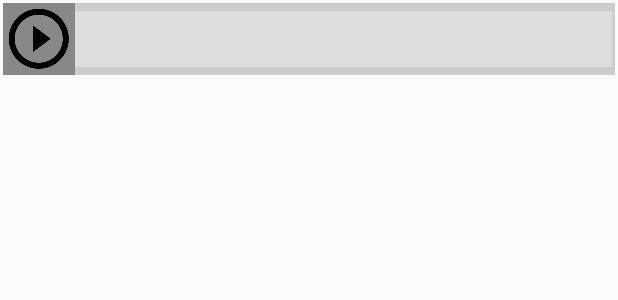
After one commit to CS307-Team10/SoundBites, an Android app: the layout view_audio_track.xml on its own in the app's theme, with its tools: preview values and no code run, on a phone screen of 412 x 824 dp. The commit adds this screen. Shown: the top 300 px of the screen. Run offline under Robolectric (Android 15) with nearby library versions, the phone set to English and light mode, and no system bars.

Commit message:
AudioTrackView almost done
This commit also has a somewhat functional UI, need to poll sound amplitude and send to the view. There's still a bunch of TODOs

```diff
--- /dev/null
+++ b/app/src/main/java/com/soundbytes/AudioTrackMeterView.java
@@ -0,0 +1,82 @@
+package com.soundbytes;
+
+import android.content.Context;
+import android.graphics.Canvas;
+import android.graphics.Paint;
+import android.graphics.Point;
+import android.util.AttributeSet;
+import android.widget.LinearLayout;
+
+import java.util.Iterator;
+import java.util.LinkedList;
+
+/**
+ * Created by Olumide on 10/4/2015.
+ */
+public class AudioTrackMeterView extends LinearLayout{
+    private LinkedList<Point> amplitudeList;
+    private Paint paint;
+    private int stepSize = 0;
+    private int viewHeight = 0;
+
+    public AudioTrackMeterView(Context c){
+        super(c);
+        init();
+    }
+
+    public AudioTrackMeterView(Context c, AttributeSet attributeSet){
+        super(c, attributeSet);
+        init();
+    }
+
+    public AudioTrackMeterView(Context context, AttributeSet attr, int defStyle){
+        super(context, attr, defStyle);
+        init();
+    }
+
+    private void init(){
+        amplitudeList = new LinkedList<>();
+        paint = new Paint();
+    }
+
+
+    @Override
+    public void onDraw(Canvas canvas){
+        //FYI it updates every 10ms
+        super.onDraw(canvas);
+        if(amplitudeList.size() == 0)
+            return;
+        Iterator<Point> it = amplitudeList.iterator();
+        Point previousPoint = it.next();
+        Point currentPoint;
+        while(it.hasNext()){
+            currentPoint = it.next();
+            //draw line from previous point to current point
+            canvas.drawLine(previousPoint.x*stepSize, previousPoint.y,
+                    currentPoint.x*stepSize, currentPoint.y, paint);
+        }
+    }
+
+    @Override
+    public void onSizeChanged (int w, int h, int oldw, int oldh){
+        super.onSizeChanged(w,h,oldw,oldh);
+        int maxLen = 6; //as in 6 seconds
+        float timeInc = 0.01f; //As in updated every 10ms
+        stepSize = (int)((w - getPaddingRight() - getPaddingLeft())/(maxLen/timeInc));
+        viewHeight = h - getPaddingBottom() - getPaddingTop() - 8;//8 just cause
+    }
+
+    public void updateRecordPreview(int amplitude){
+        //scale amplitude to view height - padding
+        // According to http://stackoverflow.com/a/13683201/2057884 the max is Short.MAX_VALUE
+        int scaledAmplitude = (amplitude * viewHeight)/ Short.MAX_VALUE;
+
+        final int step = 1; //Just make it one then multiply in onDraw since it can change
+        int xValue = 0;
+        if(amplitudeList.size() != 0){
+            xValue = amplitudeList.getLast().x + step;
+        }
+        amplitudeList.add(new Point(xValue, scaledAmplitude));
+        invalidate();
+    }
+}
--- a/app/src/main/java/com/soundbytes/MainActivity.java
+++ b/app/src/main/java/com/soundbytes/MainActivity.java
@@ -120,6 +120,8 @@ public class MainActivity extends AppCompatActivity {
     }
 
     public void clearFocus(View v){
+        //Closes the soft input keyboard and gives focus to the relative layout,
+        // since something must always have focus
         EditText editText = (EditText)findViewById(R.id.add_person_text);
         InputMethodManager imm = (InputMethodManager)getSystemService(Context.INPUT_METHOD_SERVICE);
         imm.hideSoftInputFromWindow(editText.getWindowToken(), 0);
--- /dev/null
+++ b/app/src/main/res/layout/view_audio_track.xml
@@ -0,0 +1,40 @@
+<?xml version="1.0" encoding="utf-8"?>
+<RelativeLayout xmlns:android="http://schemas.android.com/apk/res/android"
+    xmlns:app="http://schemas.android.com/apk/res-auto"
+    android:layout_margin="2dp"
+    android:gravity="center_vertical"
+    android:background="#cccccc"
+    android:orientation="horizontal" android:layout_width="match_parent"
+    android:layout_height="48dp">
+    <View
+        android:layout_width="wrap_content"
+        android:background="#888888"
+        android:layout_centerVertical="true"
+        android:layout_alignBottom="@+id/play_pause_button"
+        android:layout_alignTop="@+id/play_pause_button"
+        android:layout_alignLeft="@+id/play_pause_button"
+        android:layout_alignRight="@+id/play_pause_button"
+        android:layout_height="wrap_content"/>
+    <ImageButton
+        android:layout_centerVertical="true"
+        android:id="@+id/play_pause_button"
+        android:contentDescription="@string/pause_play_button_desc"
+        android:layout_width="48dp"
+        android:layout_height="48dp"
+        android:scaleType="fitXY"
+        android:padding="0dp"
+        android:layout_margin="0dp"
+        android:background="?android:selectableItemBackground"
+        android:src="@drawable/ic_play_circle_outline_black_48dp" />
+    <com.soundbytes.AudioTrackMeterView
+        android:layout_centerVertical="true"
+        android:layout_toRightOf="@+id/play_pause_button"
+        android:id="@+id/track_meter_view"
+        android:layout_marginTop="5dp"
+        android:layout_marginRight="2dp"
+        android:layout_marginBottom="5dp"
+        android:background="#dddddd"
+        android:layout_width="match_parent"
+        android:layout_height="match_parent">
+    </com.soundbytes.AudioTrackMeterView>
+</RelativeLayout>
--- a/app/src/main/res/values/strings.xml
+++ b/app/src/main/res/values/strings.xml
@@ -7,9 +7,11 @@
     <string name="add_friend_hint">\@friend_username</string>
     <string name="pause_button_desc">Pause Audio</string>
     <string name="play_button_desc">Play Audio</string>
+    <string name="pause_play_button_desc">Play or Play Audio</string>
     <string name="send_button_desc">Send Audio</string>
     <string name="add_friend_button_desc">Add a friend</string>
     <string name="record_audio_button_desc">Record new audio</string>
     <string name="title_activity_main">SoundBytes</string>
     <string name="record_fragment_title">Mix it!</string>
+    <string name="audio_recordings">Audio Recordings</string>
 </resources>
```
Also changed, not shown: app/src/main/java/com/soundbytes/AudioTrackController.java (added, +11 -0 lines), app/src/main/java/com/soundbytes/AudioTrackView.java (added, +79 -0 lines), app/src/main/java/com/soundbytes/ComposeFragment.java (+50 -2 lines), app/src/main/java/com/soundbytes/RecordButton.java (added, +142 -0 lines), app/src/main/java/com/soundbytes/RecordButtonListeners.java (added, +9 -0 lines), app/src/main/java/com/soundbytes/SoundByteConstants.java (added, +9 -0 lines), app/src/main/res/drawable/normal_record_button_circle_background.xml (added, +12 -0 lines), app/src/main/res/drawable/pressed_record_button_circle_background.xml (added, +12 -0 lines), app/src/main/res/drawable/soundbyte_record_button.xml (added, +7 -0 lines), app/src/main/res/layout/fragment_compose_audio.xml (+55 -16 lines), app/src/main/res/values/attrs.xml (added, +8 -0 lines).
